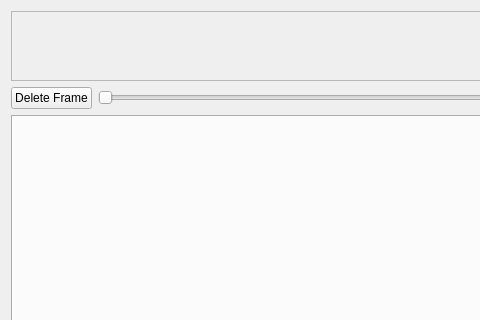
First picture: the form in MuSeqPose/Resources/CalibrationWidget.ui, repository mahir1010/MuSeqPose, before the edit; both pictures show x 0 to 480 and y 0 to 320 of the 675 by 527 pixel window.
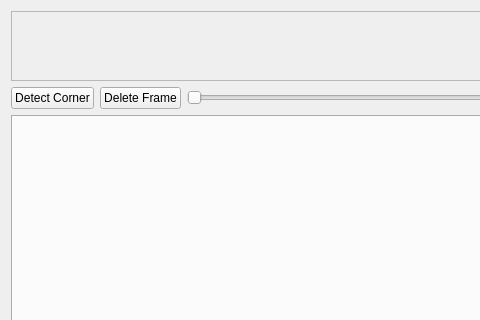
Second picture: the form after the edit.

Commit message: Added corner detection command to calibration widget. Press ctrl+D to optimize your calibration annotations. The marker will snap to nearest "corner" it finds.

Diff of the .ui file:
```diff
--- a/MuSeqPose/Resources/CalibrationWidget.ui
+++ b/MuSeqPose/Resources/CalibrationWidget.ui
@@ -53,6 +53,19 @@
             </item>
             <item>
                 <layout class="QHBoxLayout" name="horizontalLayout_3">
+     <item>
+      <widget class="QPushButton" name="detect_corner_btn">
+       <property name="toolTip">
+        <string>&lt;html&gt;&lt;head/&gt;&lt;body&gt;&lt;p&gt;Detect Nearest Corner&lt;/p&gt;&lt;p&gt;(ctrl+D)&lt;/p&gt;&lt;/body&gt;&lt;/html&gt;</string>
+       </property>
+       <property name="text">
+        <string>Detect Corner</string>
+       </property>
+       <property name="shortcut">
+        <string>Ctrl+D</string>
+       </property>
+      </widget>
+     </item>
                     <item>
                         <widget class="QPushButton" name="deleteFrame">
                             <property name="text">
```
Left out of the diff: 7 changed lines with no effect on the pictures. Lines whose indentation alone changed are shown as unchanged. The commit also changes 1 other file.
